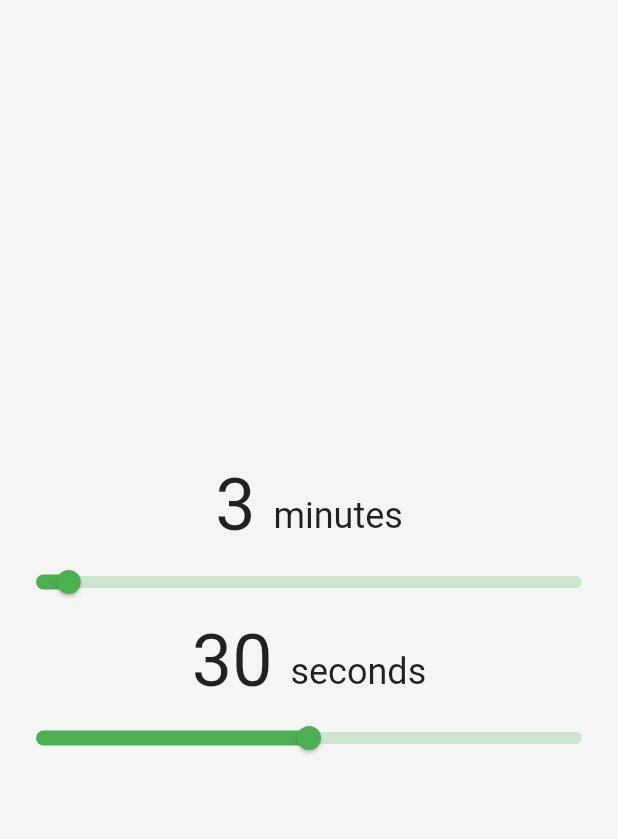
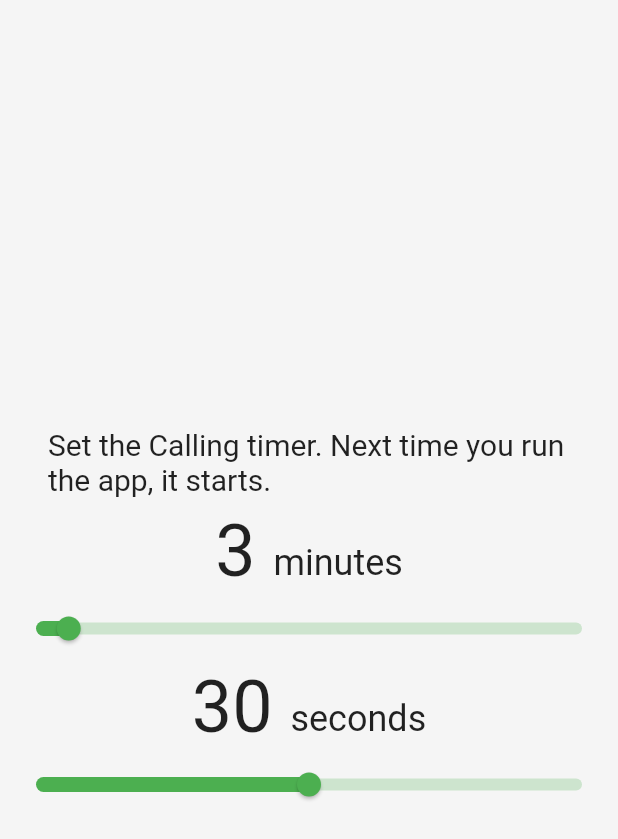
Before and after one commit to bgoncharuck/saveme, a Flutter app: the TimerConfig widget shown alone on an empty page, opened directly, on a phone screen of 412 x 824 dp. Shown: the top 839 px of the screen. Run offline on Flutter 3.47's test engine with Material 2 defaults, Android fonts, the phone set to English and light mode, and no system bars.

Commit message:
correct order

```diff
--- a/lib/main.dart
+++ b/lib/main.dart
@@ -4,11 +4,16 @@ import 'package:saveme/routes/home.dart';
 import 'package:saveme/routes/settings.dart';
 import 'package:saveme/routes/numbers.dart';
 import 'package:saveme/routes/numbers_add.dart';
+import 'package:saveme/modules/timer.dart';
 
 void main() => runApp(SaveMe());
 
-class SaveMe extends StatelessWidget {
+class SaveMe extends StatefulWidget {
+  @override
+  _SaveMeState createState() => _SaveMeState();
+}
 
+class _SaveMeState extends State<SaveMe> {
   @override
   Widget build(BuildContext context) {
     return MaterialApp(
@@ -17,7 +22,8 @@ class SaveMe extends StatelessWidget {
       home: SaveMeHome(),
       routes: <String, WidgetBuilder>{
         '/settings': (BuildContext context) => SaveMeSettings(),
-        '/numbers': (BuildContext context) => SaveMeNumbers(),
+        '/numbers': (BuildContext context) =>
+            (timerWasSetted) ? SaveMeNumbers() : SaveMeSettings(),
         '/numbers/add': (BuildContext context) => SaveMeNumbersAdd(),
       },
     );
--- a/lib/modules/timer.dart
+++ b/lib/modules/timer.dart
@@ -78,11 +78,23 @@ class TimerConfig extends StatefulWidget {
 }
 
 class _TimerConfigState extends State<TimerConfig> {
+  _TimerConfigState() {
+    timerWasSetted = true;
+  }
   @override
   Widget build(BuildContext context) {
     return Column(
       mainAxisAlignment: MainAxisAlignment.center,
       children: <Widget>[
+        Padding(
+          padding: const EdgeInsets.symmetric(horizontal: 32, vertical: 8),
+          child: Text(
+            "Set the Calling timer. Next time you run the app, it starts.",
+            style: TextStyle(
+              fontSize: 20,
+            ),
+          ),
+        ),
         Row(
           mainAxisAlignment: MainAxisAlignment.center,
           crossAxisAlignment: CrossAxisAlignment.baseline,
@@ -143,3 +155,4 @@ class _TimerConfigState extends State<TimerConfig> {
 }
 
 final ISaveMeTimer CallTimer = DefaultTimer();
+bool timerWasSetted = false;
```
Also changed, not shown: lib/routes/home.dart (+6 -2 lines).
